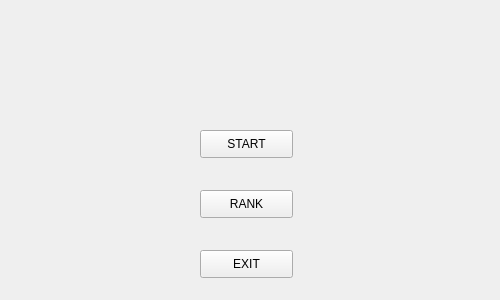
This is snake/mainwindow.ui in licao2998/535-project as Qt 5 draws it before an edit. The edited form follows.
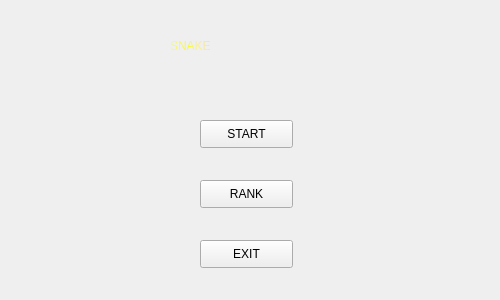
This is the edited form. Icons and pictures are not drawn.

Patch:
```diff
--- a/snake/mainwindow.ui
+++ b/snake/mainwindow.ui
@@ -35,8 +35,8 @@
    <widget class="QLabel" name="label">
     <property name="geometry">
      <rect>
-      <x>160</x>
-      <y>50</y>
+      <x>100</x>
+      <y>0</y>
       <width>161</width>
       <height>51</height>
      </rect>
@@ -61,7 +61,7 @@
     <property name="geometry">
      <rect>
       <x>200</x>
-      <y>190</y>
+      <y>180</y>
       <width>93</width>
       <height>28</height>
      </rect>
@@ -74,7 +74,7 @@
     <property name="geometry">
      <rect>
       <x>200</x>
-      <y>250</y>
+      <y>240</y>
       <width>93</width>
       <height>28</height>
      </rect>
@@ -87,7 +87,7 @@
     <property name="geometry">
      <rect>
       <x>200</x>
-      <y>130</y>
+      <y>120</y>
       <width>93</width>
       <height>28</height>
      </rect>
@@ -96,6 +96,23 @@
      <string>START</string>
     </property>
    </widget>
+   <widget class="QLabel" name="label_2">
+    <property name="geometry">
+     <rect>
+      <x>170</x>
+      <y>10</y>
+      <width>191</width>
+      <height>71</height>
+     </rect>
+    </property>
+    <property name="styleSheet">
+     <string notr="true">font: 87 36pt &quot;Arial Black&quot;;
+color: qconicalgradient(cx:0, cy:0, angle:135, stop:0 rgba(255, 255, 0, 69), stop:0.375 rgba(255, 255, 0, 69), stop:0.423533 rgba(251, 255, 0, 145), stop:0.45 rgba(247, 255, 0, 208), stop:0.477581 rgba(255, 244, 71, 130), stop:0.518717 rgba(255, 218, 71, 130), stop:0.55 rgba(255, 255, 0, 255), stop:0.57754 rgba(255, 203, 0, 130), stop:0.625 rgba(255, 255, 0, 69), stop:1 rgba(255, 255, 0, 69));</string>
+    </property>
+    <property name="text">
+     <string>SNAKE</string>
+    </property>
+   </widget>
   </widget>
  </widget>
  <layoutdefault spacing="6" margin="11"/>
```
